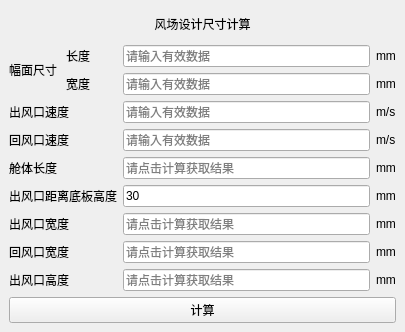
Before: the Qt Designer form mainwindow.ui in QQxiaoming/wfcalculation, drawn with Qt 5.
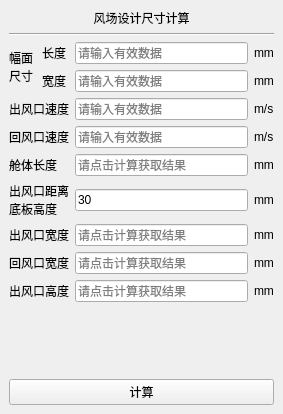
After: the same form once the commit is applied.

Diff of the .ui file:
```diff
--- a/mainwindow.ui
+++ b/mainwindow.ui
@@ -6,8 +6,8 @@
    <rect>
     <x>0</x>
     <y>0</y>
-    <width>405</width>
-    <height>332</height>
+    <width>283</width>
+    <height>414</height>
    </rect>
   </property>
   <property name="windowTitle">
@@ -25,6 +25,13 @@
       </property>
      </widget>
     </item>
+    <item>
+     <widget class="Line" name="line">
+      <property name="orientation">
+       <enum>Qt::Orientation::Horizontal</enum>
+      </property>
+     </widget>
+    </item>
     <item>
      <layout class="QGridLayout" name="gridLayout">
       <item row="2" column="2">
@@ -185,7 +192,8 @@
       <item row="6" column="0">
        <widget class="QLabel" name="labelOutB0">
         <property name="text">
-         <string>出风口距离底板高度</string>
+         <string>出风口距离
+底板高度</string>
         </property>
        </widget>
       </item>
@@ -236,7 +244,8 @@
         <item row="0" column="0" rowspan="2">
          <widget class="QLabel" name="label">
           <property name="text">
-           <string>幅面尺寸</string>
+           <string>幅面
+尺寸</string>
           </property>
          </widget>
         </item>
@@ -244,6 +253,19 @@
       </item>
      </layout>
     </item>
+    <item>
+     <spacer name="verticalSpacer">
+      <property name="orientation">
+       <enum>Qt::Orientation::Vertical</enum>
+      </property>
+      <property name="sizeHint" stdset="0">
+       <size>
+        <width>20</width>
+        <height>40</height>
+       </size>
+      </property>
+     </spacer>
+    </item>
     <item>
      <widget class="QPushButton" name="pushButton">
       <property name="text">
```
